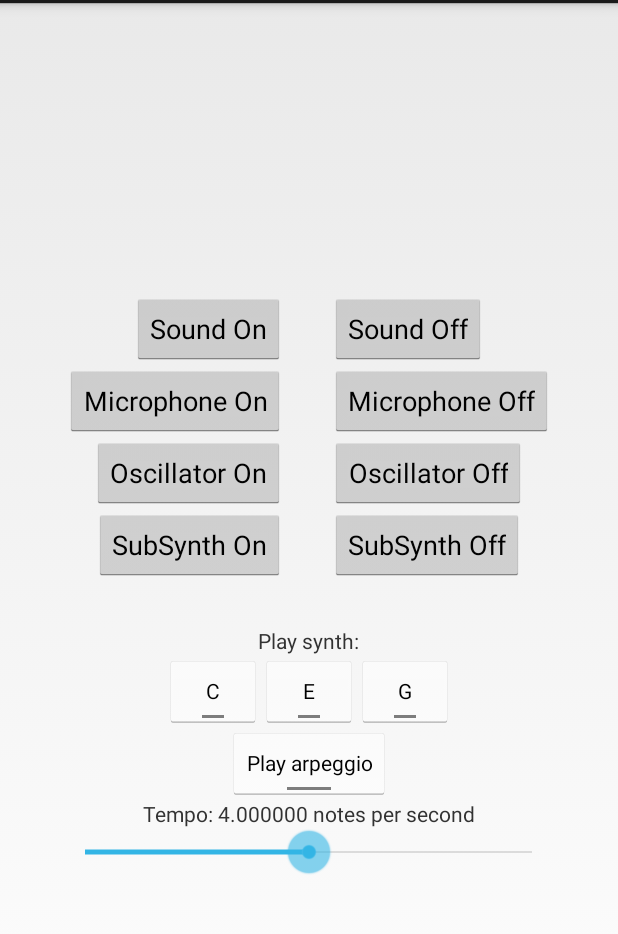
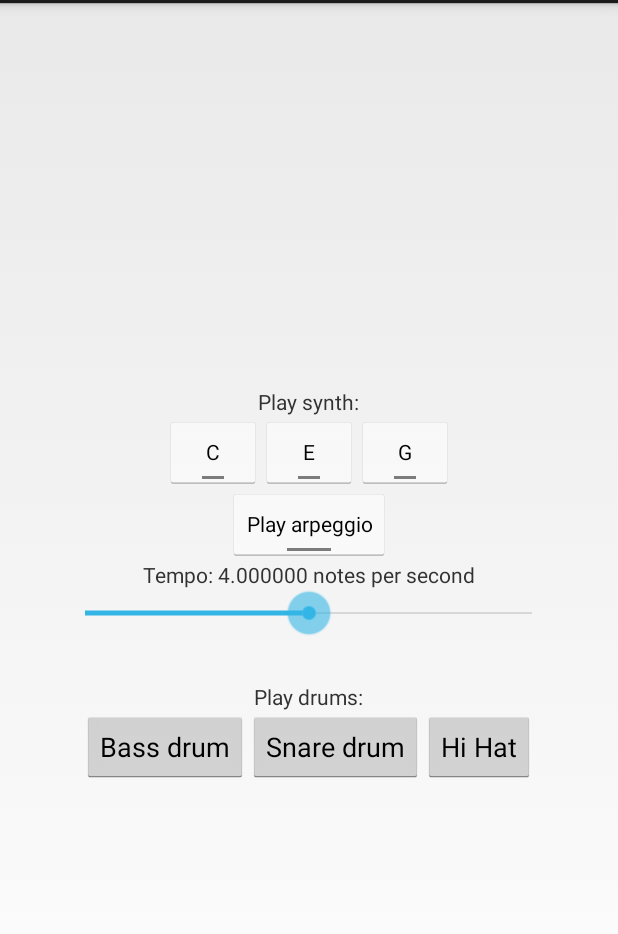
Before and after one commit to thenyeguy/18551-project, an Android app: the screen it shows after launch (TestClickTrack), on a phone screen of 412 x 824 dp, the part 69-1003 px from its top. Run offline under Robolectric (Android 15) with nearby library versions, the phone set to English and light mode, and no system bars; 6 statements that could not run were skipped.

Commit message:
Added new bindings and signal chain
No longer a basic test app, now just contains a synth and a drum machine with
bindings. Note that reverb is disconnected currently.

Also note that an asset file must be pushed to /sdcard/ClickTrack/ for the drum
machine voice

```diff
--- a/Synth/ClickTrack/src/main/AndroidManifest.xml
+++ b/Synth/ClickTrack/src/main/AndroidManifest.xml
@@ -2,7 +2,9 @@
 <manifest xmlns:android="http://schemas.android.com/apk/res/android"
     package="edu.cmu.ece.ece551.clicktrack" >
 
+    <uses-permission android:name="android.permission.READ_EXTERNAL_STORAGE" />
     <uses-permission android:name="android.permission.RECORD_AUDIO" />
+    <uses-permission android:name="android.permission.WRITE_EXTERNAL_STORAGE" />
 
     <application
         android:allowBackup="true"
--- a/Synth/ClickTrack/src/main/java/edu/cmu/ece/ece551/clicktrack/ClickTrack.java
+++ b/Synth/ClickTrack/src/main/java/edu/cmu/ece/ece551/clicktrack/ClickTrack.java
@@ -38,11 +38,15 @@ public class ClickTrack {
     public static native void start();
     public static native void stop();
 
+
     /*
-     * These functions will set the gain on our different components
+     * This class provides a clean Java interface for the master channel reverb
      */
-    public static native void setMicGain(float gain);
-    public static native void setOscGain(float gain);
+    public static class Reverb {
+        public static native void setRevTime(float revTime);
+        public static native void setGain(float gain);
+        public static native void setWetness(float wetness);
+    }
 
 
     /*
@@ -56,14 +60,14 @@ public class ClickTrack {
 
         /* Oscillator modes. Please use the provided constants only
          */
-        public static final int SINE = 0;
-        public static final int SAW = 1;
-        public static final int SQUARE = 2;
-        public static final int TRI = 3;
-        public static final int WHITENOISE = 4;
-        public static final int BLEPSAW = 5;
-        public static final int BLEPSQUARE = 6;
-        public static final int BLEPTRI = 7;
+        public enum OscillatorMode {
+            SINE(0), SAW(1), SQUARE(2), TRI(3), WHITENOISE(4), BLEPSAW(5), BLEPSQUARE(6), BLEPTRI(7);
+
+            public int value;
+            private OscillatorMode(int value) {
+                this.value = value;
+            }
+        }
         public static native void setOsc1Mode(int mode);
         public static native void setOsc2Mode(int mode);
 
@@ -82,9 +86,14 @@ public class ClickTrack {
          *
          * Please use provided constants for the modes on points 1 & 4
          */
-        public static final int PASS12DB = 0;
-        public static final int PASS24DB = 1;
-        public static final int SHELF = 2;
+        public enum EqMode {
+            PASS12DB(0), PASS24DB(1), SHELF(2);
+
+            public int value;
+            private EqMode(int value) {
+                this.value = value;
+            }
+        }
 
         public static native void setPoint1(int mode, float cutoff, float gain);
         public static native void setPoint4(int mode, float cutoff, float gain);
@@ -96,4 +105,41 @@ public class ClickTrack {
          */
         public static native void setGain(float gain);
     }
+
+
+    /*
+     * This class provides a clean Java interface for the ClickTrack subtractive synthesizer
+     */
+    public static class DrumMachine {
+        /* Note down to trigger. The drum machine follows the standard MIDI numbering for drums.
+         * Note that a voice may not contain all drum types
+         */
+        public enum DrumNotes {
+            BASSDRUM2(35), BASSDRUM1(36), RIMSHOT(37), SNAREDRUM1(38), HANDCLAP(39),
+            SNAREDRUM2(40), LOWTOM2(41), CLOSEDHIHAT(42), LOWTOM1(43), PEDALHIHAT(44), MIDTOM2(45),
+            OPENHIHAT(46), MIDTOM1(47), HIGHTOM2(48), CRASHCYMBAL1(49), HIGHTOM1(50),
+            RIDECYMBAL1(51), CHINESECYMBAL(52), RIDEBELL(53), TAMBOURINE(54), SPLASHCYMBAL(55),
+            COWBELL(56), CRASHCYMBAL2(57), VIBRASLAP(58), RIDECYMBAL2(59), HIGHBONGO(60),
+            LOWBONGO(61), MUTEHIGHCONGA(62), OPENHIGHCONGA(63), LOWCONGA(64), HIGHTIMBALE(65),
+            LOWTIMBALE(66), HIGHAGOGO(67), LOWAGOGO(68), CABASA(69), MARACAS(70), SHORTWHISTLE(71),
+            LONGWHISTLE(72), SHORTGUIRO(73), LONGGUIRO(74), CLAVES(75), HIGHWOODBLOCK(76),
+            LOWWOODBLOCK(77), MUTECUICA(78), OPENCUICA(79), MUTETRIANGLE(80), OPENTRIANGLE(81);
+
+            public int value;
+            private DrumNotes(int value) {
+                this.value = value;
+            }
+        }
+        public static native void noteDown(int note, float velocity);
+
+        /* Output gain of the machine
+         */
+        public static native void setGain(float gain);
+
+        /* Tells the drum machine to load a set of voices in the specified path. The path must
+         * contain a keymap.txt that outlines the noises for each note. See the ClickTrack
+         * documentation for further details
+         */
+        public static native void setVoice(String path);
+    }
 }
--- a/Synth/ClickTrack/src/main/java/edu/cmu/ece/ece551/clicktrack/TestClickTrack.java
+++ b/Synth/ClickTrack/src/main/java/edu/cmu/ece/ece551/clicktrack/TestClickTrack.java
@@ -25,75 +25,15 @@ public class TestClickTrack extends Activity {
         // Load the library
         Log.i("TestClickTrack", "Creating a new ClickTrack instance.");
         ClickTrack.loadLibray();
-        state = State.PAUSED;
+        ClickTrack.start();
+        ClickTrack.play();
+        state = State.PLAYING;
 
-        // Register our buttons
-        Button play = (Button) findViewById(R.id.playButton);
-        play.setOnClickListener(new View.OnClickListener() {
-            @Override
-            public void onClick(View view) {
-                state = State.PLAYING;
-                ClickTrack.play();
-            }
-        });
+        // Configure the drum machine
+        ClickTrack.DrumMachine.setVoice("/sdcard/ClickTrack/roland808/");
 
-        Button pause = (Button) findViewById(R.id.pauseButton);
-        pause.setOnClickListener(new View.OnClickListener() {
-            @Override
-            public void onClick(View view) {
-                state = State.PAUSED;
-                ClickTrack.pause();
-            }
-        });
 
-        Button micOn = (Button) findViewById(R.id.micOnButton);
-        micOn.setOnClickListener(new View.OnClickListener() {
-            @Override
-            public void onClick(View view) {
-                ClickTrack.setMicGain(0.5f);
-            }
-        });
-
-        Button micOff = (Button) findViewById(R.id.micOffButton);
-        micOff.setOnClickListener(new View.OnClickListener() {
-            @Override
-            public void onClick(View view) {
-                ClickTrack.setMicGain(0.0f);
-            }
-        });
-
-        Button oscOn = (Button) findViewById(R.id.oscOnButton);
-        oscOn.setOnClickListener(new View.OnClickListener() {
-            @Override
-            public void onClick(View view) {
-                ClickTrack.setOscGain(0.5f);
-            }
-        });
-
-        Button oscOff = (Button) findViewById(R.id.oscOffButton);
-        oscOff.setOnClickListener(new View.OnClickListener() {
-            @Override
-            public void onClick(View view) {
-                ClickTrack.setOscGain(0.0f);
-            }
-        });
-
-        Button subSynthOn = (Button) findViewById(R.id.subSynthOnButton);
-        subSynthOn.setOnClickListener(new View.OnClickListener() {
-            @Override
-            public void onClick(View view) {
-                ClickTrack.SubtractiveSynth.setGain(0.5f);
-            }
-        });
-
-        Button subSynthOff = (Button) findViewById(R.id.subSynthOffButton);
-        subSynthOff.setOnClickListener(new View.OnClickListener() {
-            @Override
-            public void onClick(View view) {
-                ClickTrack.SubtractiveSynth.setGain(0.0f);
-            }
-        });
-
+        // Set up buttons
         ToggleButton c = (ToggleButton) findViewById(R.id.cButton);
         c.setOnClickListener(new View.OnClickListener() {
             @Override
@@ -175,6 +115,33 @@ public class TestClickTrack extends Activity {
             }
         });
         tempo.setProgress(50);
+
+        Button bassDrum = (Button) findViewById(R.id.bassButton);
+        bassDrum.setOnClickListener(new View.OnClickListener() {
+            @Override
+            public void onClick(View view) {
+                ClickTrack.DrumMachine.noteDown(ClickTrack.DrumMachine.DrumNotes.BASSDRUM1.value,
+                        1.0f);
+            }
+        });
+
+        Button snareDrum = (Button) findViewById(R.id.snareButton);
+        snareDrum.setOnClickListener(new View.OnClickListener() {
+            @Override
+            public void onClick(View view) {
+                ClickTrack.DrumMachine.noteDown(ClickTrack.DrumMachine.DrumNotes.SNAREDRUM1.value,
+                        1.0f);
+            }
+        });
+
+        Button hihat = (Button) findViewById(R.id.hihatButton);
+        hihat.setOnClickListener(new View.OnClickListener() {
+            @Override
+            public void onClick(View view) {
+                ClickTrack.DrumMachine.noteDown(ClickTrack.DrumMachine.DrumNotes.CLOSEDHIHAT.value,
+                        1.0f);
+            }
+        });
     }
 
     private Boolean runningTimingTest;
--- a/Synth/ClickTrack/src/main/res/layout/activity_click_track.xml
+++ b/Synth/ClickTrack/src/main/res/layout/activity_click_track.xml
@@ -7,78 +7,6 @@
     tools:ignore="MergeRootFrame"
     android:gravity="center"
     android:orientation="vertical">
-
-    <LinearLayout
-            android:layout_width="fill_parent"
-            android:layout_height="wrap_content"
-            android:gravity="center"
-            android:orientation="horizontal">
-        <Button android:id="@+id/playButton"
-                android:text="@string/playButton"
-                android:layout_width="wrap_content"
-                android:layout_height="wrap_content"/>
-        <Space
-                android:layout_width="30dp"
-                android:layout_height="1px"/>
-        <Button android:id="@+id/pauseButton"
-                android:text="@string/pauseButton"
-                android:layout_width="wrap_content"
-                android:layout_height="wrap_content"/>
-    </LinearLayout>
-
-    <LinearLayout
-            android:layout_width="fill_parent"
-            android:layout_height="wrap_content"
-            android:gravity="center"
-            android:orientation="horizontal">
-        <Button android:id="@+id/micOnButton"
-                android:text="@string/micOn"
-                android:layout_width="wrap_content"
-                android:layout_height="wrap_content"/>
-        <Space  android:layout_width="30dp"
-                android:layout_height="1px"/>
-        <Button android:id="@+id/micOffButton"
-                android:text="@string/micOff"
-                android:layout_width="wrap_content"
-                android:layout_height="wrap_content"/>
-    </LinearLayout>
-
-    <LinearLayout
-            android:layout_width="fill_parent"
-            android:layout_height="wrap_content"
-            android:gravity="center"
-            android:orientation="horizontal">
-        <Button android:id="@+id/oscOnButton"
-                android:text="@string/oscOn"
-                android:layout_width="wrap_content"
-                android:layout_height="wrap_content"/>
-        <Space  android:layout_width="30dp"
-                android:layout_height="1px"/>
-        <Button android:id="@+id/oscOffButton"
-                android:text="@string/oscOff"
-                android:layout_width="wrap_content"
-                android:layout_height="wrap_content"/>
-    </LinearLayout>
-
-    <LinearLayout
-            android:layout_width="fill_parent"
-            android:layout_height="wrap_content"
-            android:gravity="center"
-            android:orientation="horizontal">
-        <Button android:id="@+id/subSynthOnButton"
-                android:text="@string/subSynthOn"
-                android:layout_width="wrap_content"
-                android:layout_height="wrap_content"/>
-        <Space  android:layout_width="30dp"
-                android:layout_height="1px"/>
-        <Button android:id="@+id/subSynthOffButton"
-                android:text="@string/subSynthOff"
-                android:layout_width="wrap_content"
-                android:layout_height="wrap_content"/>
-    </LinearLayout>
-
-    <Space android:layout_width="1dp"
-           android:layout_height="30dp" />
 
     <TextView
             android:layout_width="wrap_content"
@@ -124,4 +52,29 @@
             android:layout_width="330dp"
             android:layout_height="wrap_content"/>
 
+    <Space android:layout_width="1dp"
+           android:layout_height="30dp" />
+
+    <TextView
+            android:layout_width="wrap_content"
+            android:layout_height="wrap_content"
+            android:text="@string/drumNotes"/>
+    <LinearLayout
+            android:layout_width="fill_parent"
+            android:layout_height="wrap_content"
+            android:gravity="center"
+            android:orientation="horizontal">
+        <Button android:id="@+id/bassButton"
+                android:text="@string/bassDrum"
+                android:layout_width="wrap_content"
+                android:layout_height="wrap_content"/>
+        <Button android:id="@+id/snareButton"
+                android:text="@string/snareDrum"
+                android:layout_width="wrap_content"
+                android:layout_height="wrap_content"/>
+        <Button android:id="@+id/hihatButton"
+                android:text="@string/hihat"
+                android:layout_width="wrap_content"
+                android:layout_height="wrap_content"/>
+    </LinearLayout>
 </LinearLayout>
--- a/Synth/ClickTrack/src/main/res/values/strings.xml
+++ b/Synth/ClickTrack/src/main/res/values/strings.xml
@@ -18,5 +18,10 @@
     <string name="SynthNotes">Play synth:</string>
     <string name="playScale">Play arpeggio</string>
     <string name="tempo">Tempo:</string>
+    <string name="drumNotes">Play drums:</string>
+    <string name="bassDrum">Bass drum</string>
+    <string name="snareDrum">Snare drum</string>
+    <string name="reverb">Set reverb:</string>
+    <string name="hihat">Hi Hat</string>
 
 </resources>
```
Also changed, not shown: 1 other file.
